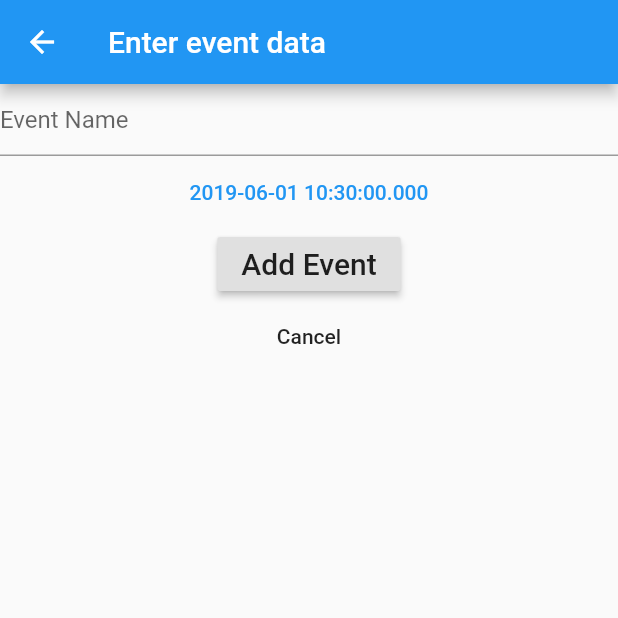
After one commit to svdragster/StoffApp, a Flutter app: the AddEventPage screen opened directly, after a tap on "Add Event", on a phone screen of 412 x 824 dp, the top half of it. The commit adds this screen. Run offline on Flutter 3.47's test engine with Material 2 defaults, Android fonts, the phone set to English and light mode, and no system bars; our stand-ins replace cloud_firestore, flutter_datetime_picker; accounts and stored records are empty.

Commit message:
Added separat add event page with database connection

```diff
--- /dev/null
+++ b/lib/addEvent.dart
@@ -0,0 +1,64 @@
+import 'package:flutter/material.dart';
+import 'package:cloud_firestore/cloud_firestore.dart';
+import 'package:flutter_datetime_picker/flutter_datetime_picker.dart';
+
+class AddEventPage extends StatefulWidget {
+  @override
+  _AddEventPageState createState() => _AddEventPageState();
+}
+
+class _AddEventPageState extends State<AddEventPage> {
+  DateTime eventTime = DateTime.now();
+  TextEditingController eventNameController = new TextEditingController();
+  String eventName = "";
+
+  @override
+  Widget build(BuildContext context) {
+    return Scaffold(
+      appBar: AppBar(
+        title: Text("Enter event data"),
+      ),
+      body: Center(
+        child: Column(children: <Widget>[
+          TextField(
+            controller: eventNameController,
+            decoration: InputDecoration(
+                //border: InputBorder.none,
+                hintText: 'Event Name'),
+          ),
+          FlatButton(
+              onPressed: () {
+                DatePicker.showDateTimePicker(context, showTitleActions: true,
+                    onChanged: (date) {
+                  print('change $date in time zone ' +
+                      date.timeZoneOffset.inHours.toString());
+                }, onConfirm: (date) {
+                  print('confirm $date');
+                  eventTime = date;
+                  setState(() {});
+                }, currentTime: DateTime.now());
+              },
+              child: Text(
+                '$eventTime',
+                style: TextStyle(color: Colors.blue),
+              )),
+          RaisedButton(
+            onPressed: () {
+              print(eventNameController.text + ' -> $eventTime');
+              CollectionReference stoffEvents =
+                  Firestore.instance.collection("StoffEvents");
+
+              stoffEvents.add(
+                  {'startTime': eventTime, 'event': eventNameController.text});
+            },
+            child: const Text('Add Event', style: TextStyle(fontSize: 20)),
+          ),
+          FlatButton(
+            onPressed: () {},
+            child: Text("Cancel"),
+          ),
+        ]),
+      ),
+    );
+  }
+}
--- a/pubspec.yaml
+++ b/pubspec.yaml
@@ -24,6 +24,7 @@ dependencies:
   # Use with the CupertinoIcons class for iOS style icons.
   cupertino_icons: ^0.1.2
   cloud_firestore: ^0.8.2
+  flutter_datetime_picker: ^1.2.1
 
 dev_dependencies:
   flutter_test:
```
Also changed, not shown: lib/main.dart (+2 -5 lines), pubspec.lock.
